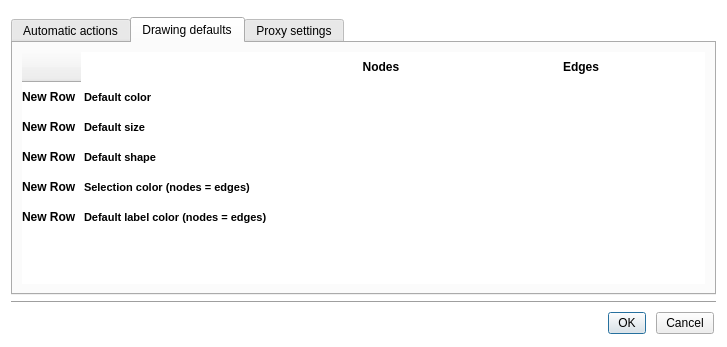
Before: the Qt Designer form plugins/perspective/GraphPerspective/designer/PreferencesDialog.ui in Tulip-Dev/tulip, drawn with Qt 5.
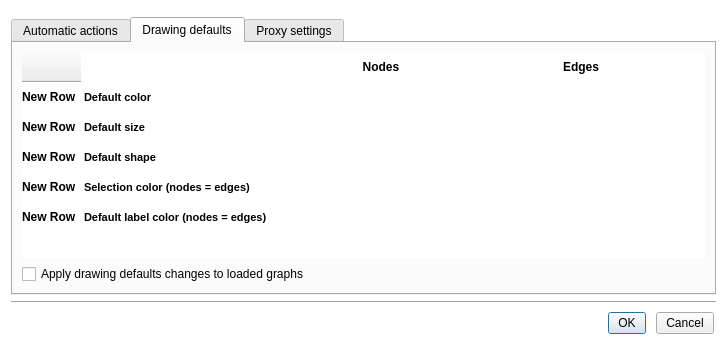
After: the same form once the commit is applied. The open tabs and pages were chosen to show the change. Icons and pictures are not drawn. Custom widgets are drawn as their Qt base class.

Commit message: Fix drawing defaults management: update graphs defaults only if setting have changed and the user wants to propagate the changes to loaded graphs + restore Tulip "classic" management of defaut values

```diff
--- a/plugins/perspective/GraphPerspective/designer/PreferencesDialog.ui
+++ b/plugins/perspective/GraphPerspective/designer/PreferencesDialog.ui
@@ -404,6 +404,16 @@
          </item>
         </layout>
        </item>
+       <item>
+        <widget class="QCheckBox" name="applyDrawingDefaultsCheck">
+         <property name="toolTip">
+          <string>Check this, if you want to apply your changes to the graphs currenty loaded</string>
+         </property>
+         <property name="text">
+          <string>Apply drawing defaults changes to loaded graphs</string>
+         </property>
+        </widget>
+       </item>
       </layout>
      </widget>
      <widget class="QWidget" name="tab_3">
```
The commit also changes 1 other file.
